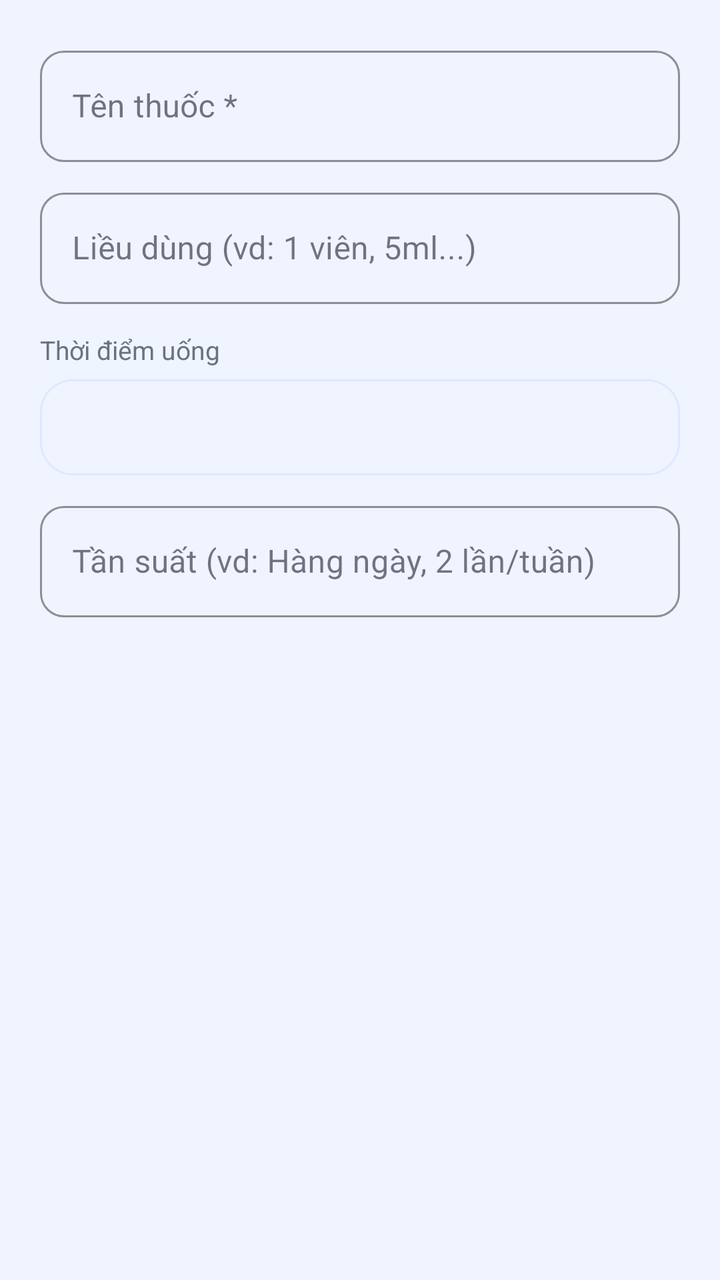
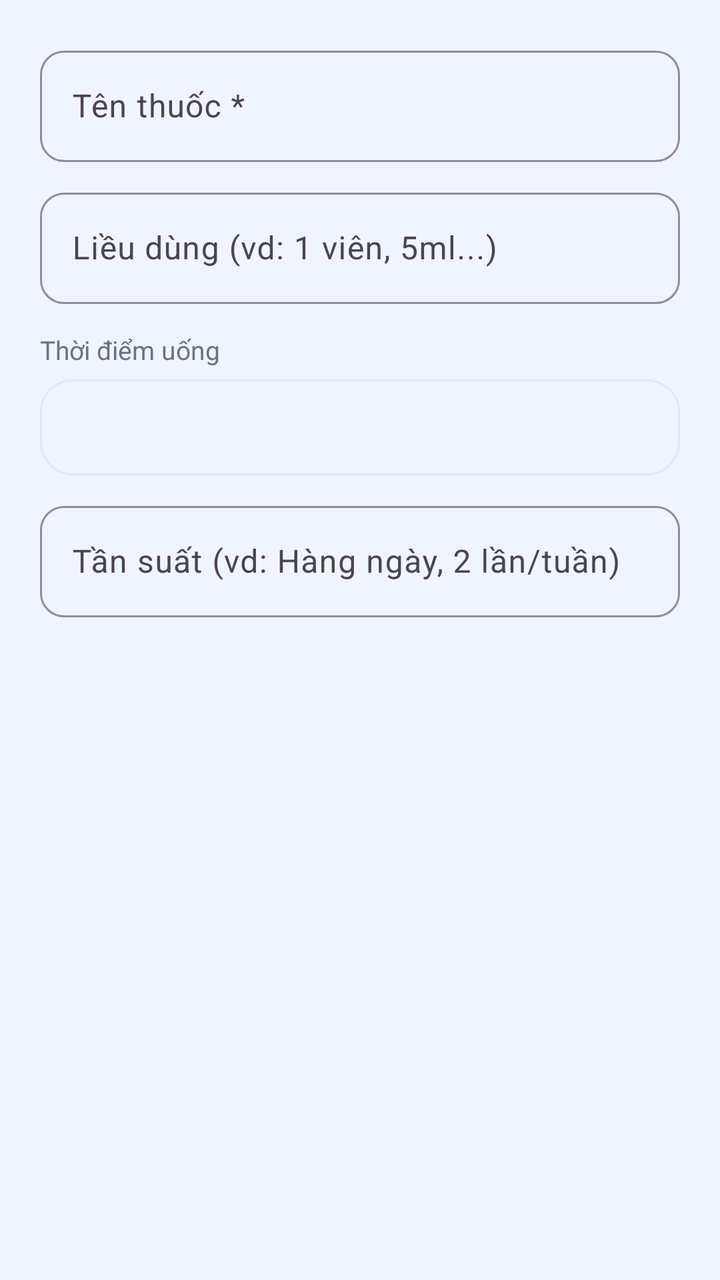

Compare the two renders of this Android layout. The source of the first and the diff that turns it into the second are given below.
<!-- AndroidManifest.xml: application theme Theme.UniCare -->
<!-- res/layout/dialog_add_medication.xml -->
<?xml version="1.0" encoding="utf-8"?>
<LinearLayout xmlns:android="http://schemas.android.com/apk/res/android"
    android:layout_width="match_parent"
    android:layout_height="wrap_content"
    android:orientation="vertical"
    android:padding="20dp">

    <com.google.android.material.textfield.TextInputLayout
        android:layout_width="match_parent"
        android:layout_height="wrap_content"
        android:hint="Tên thuốc *"
        style="@style/Widget.UniCare.TextInputLayout">
        <com.google.android.material.textfield.TextInputEditText
            android:id="@+id/edtMedName"
            android:layout_width="match_parent"
            android:layout_height="wrap_content"
            android:inputType="text"
            android:minHeight="50dp"/>
    </com.google.android.material.textfield.TextInputLayout>

    <com.google.android.material.textfield.TextInputLayout
        android:layout_width="match_parent"
        android:layout_height="wrap_content"
        android:layout_marginTop="10dp"
        android:hint="Liều dùng (vd: 1 viên, 5ml...)"
        style="@style/Widget.UniCare.TextInputLayout">
        <com.google.android.material.textfield.TextInputEditText
            android:id="@+id/edtDosage"
            android:layout_width="match_parent"
            android:layout_height="wrap_content"
            android:inputType="text"
            android:minHeight="50dp"/>
    </com.google.android.material.textfield.TextInputLayout>

    <TextView
        android:layout_width="wrap_content"
        android:layout_height="wrap_content"
        android:layout_marginTop="14dp"
        android:layout_marginBottom="6dp"
        android:text="Thời điểm uống"
        android:textColor="#6B7280"
        android:textSize="13sp"/>

    <Spinner
        android:id="@+id/spinnerTime"
        android:layout_width="match_parent"
        android:layout_height="wrap_content"
        android:background="@drawable/bg_section"
        android:padding="12dp"
        android:minHeight="48dp"/>

    <com.google.android.material.textfield.TextInputLayout
        android:layout_width="match_parent"
        android:layout_height="wrap_content"
        android:layout_marginTop="10dp"
        android:hint="Tần suất (vd: Hàng ngày, 2 lần/tuần)"
        style="@style/Widget.UniCare.TextInputLayout">
        <com.google.android.material.textfield.TextInputEditText
            android:id="@+id/edtFrequency"
            android:layout_width="match_parent"
            android:layout_height="wrap_content"
            android:inputType="text"
            android:minHeight="50dp"/>
    </com.google.android.material.textfield.TextInputLayout>
</LinearLayout>
<!-- resources referenced by this layout -->
<resources>
  <!-- drawable bg_section (drawable) -->
  <?xml version="1.0" encoding="utf-8"?>
  <shape xmlns:android="http://schemas.android.com/apk/res/android">
      <solid android:color="#F0F4FF"/>
      <corners android:radius="16dp"/>
      <stroke android:width="1dp" android:color="#E0E8FF"/>
  </shape>
  <style name="Widget.UniCare.TextInputLayout" parent="Widget.MaterialComponents.TextInputLayout.OutlinedBox">
          <item name="boxCornerRadiusBottomEnd">12dp</item>
          <item name="boxCornerRadiusBottomStart">12dp</item>
          <item name="boxCornerRadiusTopEnd">12dp</item>
          <item name="boxCornerRadiusTopStart">12dp</item>
          <item name="boxStrokeColor">#CBD5F5</item>
          <item name="hintTextColor">#6B7280</item>
      </style>
  <style name="Theme.UniCare" parent="Theme.MaterialComponents.DayNight.NoActionBar">
          
          <item name="colorPrimary">#0D6EFD</item>
          <item name="colorPrimaryVariant">#0852C8</item>
          <item name="colorOnPrimary">#FFFFFF</item>
          
          <item name="colorSecondary">#00C4A7</item>
          <item name="colorSecondaryVariant">#00A089</item>
          <item name="colorOnSecondary">#FFFFFF</item>
          
          <item name="colorSurface">#FFFFFF</item>
          <item name="colorOnSurface">#1A1A2E</item>
          
          <item name="android:colorBackground">#F0F4FF</item>
          
          <item name="android:statusBarColor">#0852C8</item>
          <item name="android:windowLightStatusBar">false</item>
          <item name="android:navigationBarColor">#FFFFFF</item>
          <item name="android:windowLightNavigationBar">true</item>
          
          <item name="materialButtonStyle">@style/Widget.UniCare.Button</item>
          <item name="textInputStyle">@style/Widget.UniCare.TextInputLayout</item>
      </style>
  <style name="Widget.UniCare.Button" parent="Widget.MaterialComponents.Button">
          <item name="android:paddingTop">14dp</item>
          <item name="android:paddingBottom">14dp</item>
          <item name="android:textSize">16sp</item>
          <item name="android:letterSpacing">0.02</item>
          <item name="android:textAllCaps">false</item>
          <item name="cornerRadius">14dp</item>
          <item name="backgroundTint">#0D6EFD</item>
          <item name="elevation">2dp</item>
      </style>
</resources>

<!-- the commit's change to res/layout/dialog_add_medication.xml (unified diff, before → after) -->
@@ -1,65 +1,19 @@
-<?xml version="1.0" encoding="utf-8"?>
-<LinearLayout xmlns:android="http://schemas.android.com/apk/res/android"
-    android:layout_width="match_parent"
-    android:layout_height="wrap_content"
-    android:orientation="vertical"
-    android:padding="20dp">
+<?xml version='1.0' encoding='utf-8'?>
+<LinearLayout xmlns:android="http://schemas.android.com/apk/res/android" android:layout_width="match_parent" android:layout_height="wrap_content" android:orientation="vertical" android:padding="20dp">
 
-    <com.google.android.material.textfield.TextInputLayout
-        android:layout_width="match_parent"
-        android:layout_height="wrap_content"
-        android:hint="Tên thuốc *"
-        style="@style/Widget.UniCare.TextInputLayout">
-        <com.google.android.material.textfield.TextInputEditText
-            android:id="@+id/edtMedName"
-            android:layout_width="match_parent"
-            android:layout_height="wrap_content"
-            android:inputType="text"
-            android:minHeight="50dp"/>
+    <com.google.android.material.textfield.TextInputLayout android:layout_width="match_parent" android:layout_height="wrap_content" android:hint="Tên thuốc *" style="@style/Widget.UniCare.TextInputLayout" android:id="@+id/tilMedName">
+        <com.google.android.material.textfield.TextInputEditText android:id="@+id/edtMedName" android:layout_width="match_parent" android:layout_height="wrap_content" android:inputType="text" android:minHeight="50dp"/>
     </com.google.android.material.textfield.TextInputLayout>
 
-    <com.google.android.material.textfield.TextInputLayout
-        android:layout_width="match_parent"
-        android:layout_height="wrap_content"
-        android:layout_marginTop="10dp"
-        android:hint="Liều dùng (vd: 1 viên, 5ml...)"
-        style="@style/Widget.UniCare.TextInputLayout">
-        <com.google.android.material.textfield.TextInputEditText
-            android:id="@+id/edtDosage"
-            android:layout_width="match_parent"
-            android:layout_height="wrap_content"
-            android:inputType="text"
-            android:minHeight="50dp"/>
+    <com.google.android.material.textfield.TextInputLayout android:layout_width="match_parent" android:layout_height="wrap_content" android:layout_marginTop="10dp" android:hint="Liều dùng (vd: 1 viên, 5ml...)" style="@style/Widget.UniCare.TextInputLayout" android:id="@+id/tilDosage">
+        <com.google.android.material.textfield.TextInputEditText android:id="@+id/edtDosage" android:layout_width="match_parent" android:layout_height="wrap_content" android:inputType="text" android:minHeight="50dp"/>
     </com.google.android.material.textfield.TextInputLayout>
 
-    <TextView
-        android:layout_width="wrap_content"
-        android:layout_height="wrap_content"
-        android:layout_marginTop="14dp"
-        android:layout_marginBottom="6dp"
-        android:text="Thời điểm uống"
-        android:textColor="#6B7280"
-        android:textSize="13sp"/>
+    <TextView android:layout_width="wrap_content" android:layout_height="wrap_content" android:layout_marginTop="14dp" android:layout_marginBottom="6dp" android:text="Thời điểm uống" android:textColor="#6B7280" android:textSize="13sp"/>
 
-    <Spinner
-        android:id="@+id/spinnerTime"
-        android:layout_width="match_parent"
-        android:layout_height="wrap_content"
-        android:background="@drawable/bg_section"
-        android:padding="12dp"
-        android:minHeight="48dp"/>
+    <Spinner android:id="@+id/spinnerTime" android:layout_width="match_parent" android:layout_height="wrap_content" android:background="@drawable/bg_section" android:padding="12dp" android:minHeight="48dp"/>
 
-    <com.google.android.material.textfield.TextInputLayout
-        android:layout_width="match_parent"
-        android:layout_height="wrap_content"
-        android:layout_marginTop="10dp"
-        android:hint="Tần suất (vd: Hàng ngày, 2 lần/tuần)"
-        style="@style/Widget.UniCare.TextInputLayout">
-        <com.google.android.material.textfield.TextInputEditText
-            android:id="@+id/edtFrequency"
-            android:layout_width="match_parent"
-            android:layout_height="wrap_content"
-            android:inputType="text"
-            android:minHeight="50dp"/>
+    <com.google.android.material.textfield.TextInputLayout android:layout_width="match_parent" android:layout_height="wrap_content" android:layout_marginTop="10dp" android:hint="Tần suất (vd: Hàng ngày, 2 lần/tuần)" style="@style/Widget.UniCare.TextInputLayout" android:id="@+id/tilFrequency">
+        <com.google.android.material.textfield.TextInputEditText android:id="@+id/edtFrequency" android:layout_width="match_parent" android:layout_height="wrap_content" android:inputType="text" android:minHeight="50dp"/>
     </com.google.android.material.textfield.TextInputLayout>
 </LinearLayout>
<!-- resource entries referenced after the edit -->
@@ -7,7 +7,7 @@
       <corners android:radius="16dp"/>
       <stroke android:width="1dp" android:color="#E0E8FF"/>
   </shape>
-  <style name="Widget.UniCare.TextInputLayout" parent="Widget.MaterialComponents.TextInputLayout.OutlinedBox">
+  <style name="Widget.UniCare.TextInputLayout" parent="Widget.Material3.TextInputLayout.OutlinedBox">
           <item name="boxCornerRadiusBottomEnd">12dp</item>
           <item name="boxCornerRadiusBottomStart">12dp</item>
           <item name="boxCornerRadiusTopEnd">12dp</item>
@@ -15,7 +15,7 @@
           <item name="boxStrokeColor">#CBD5F5</item>
           <item name="hintTextColor">#6B7280</item>
       </style>
-  <style name="Theme.UniCare" parent="Theme.MaterialComponents.DayNight.NoActionBar">
+  <style name="Theme.UniCare" parent="Theme.Material3.DayNight.NoActionBar">
           
           <item name="colorPrimary">#0D6EFD</item>
           <item name="colorPrimaryVariant">#0852C8</item>
@@ -38,7 +38,7 @@
           <item name="materialButtonStyle">@style/Widget.UniCare.Button</item>
           <item name="textInputStyle">@style/Widget.UniCare.TextInputLayout</item>
       </style>
-  <style name="Widget.UniCare.Button" parent="Widget.MaterialComponents.Button">
+  <style name="Widget.UniCare.Button" parent="Widget.Material3.Button">
           <item name="android:paddingTop">14dp</item>
           <item name="android:paddingBottom">14dp</item>
           <item name="android:textSize">16sp</item>
